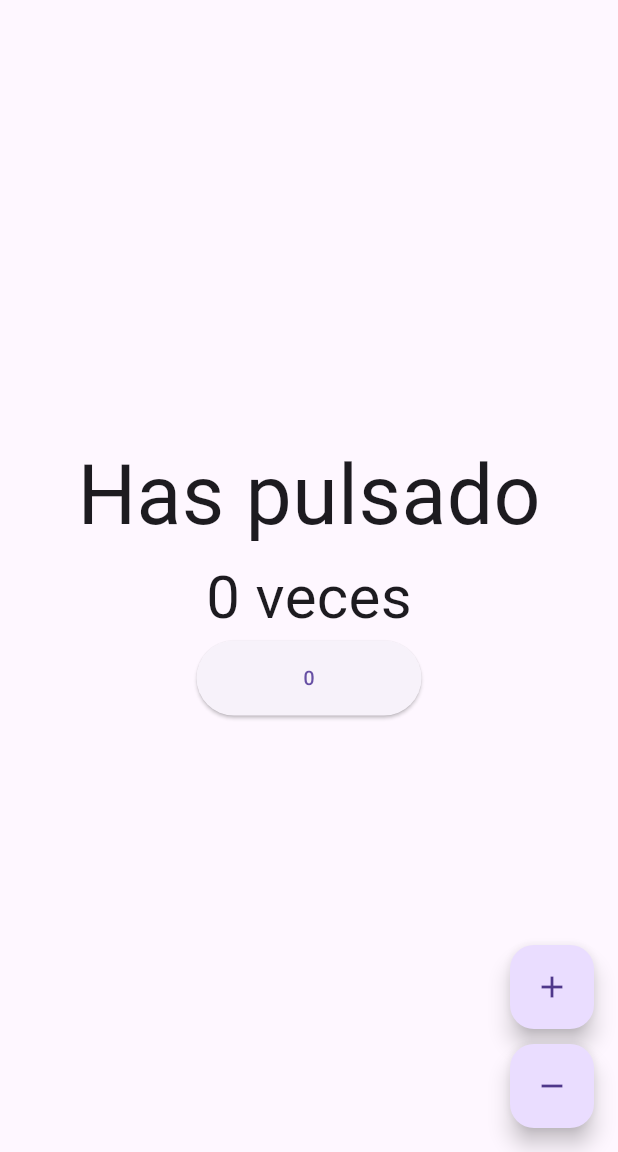
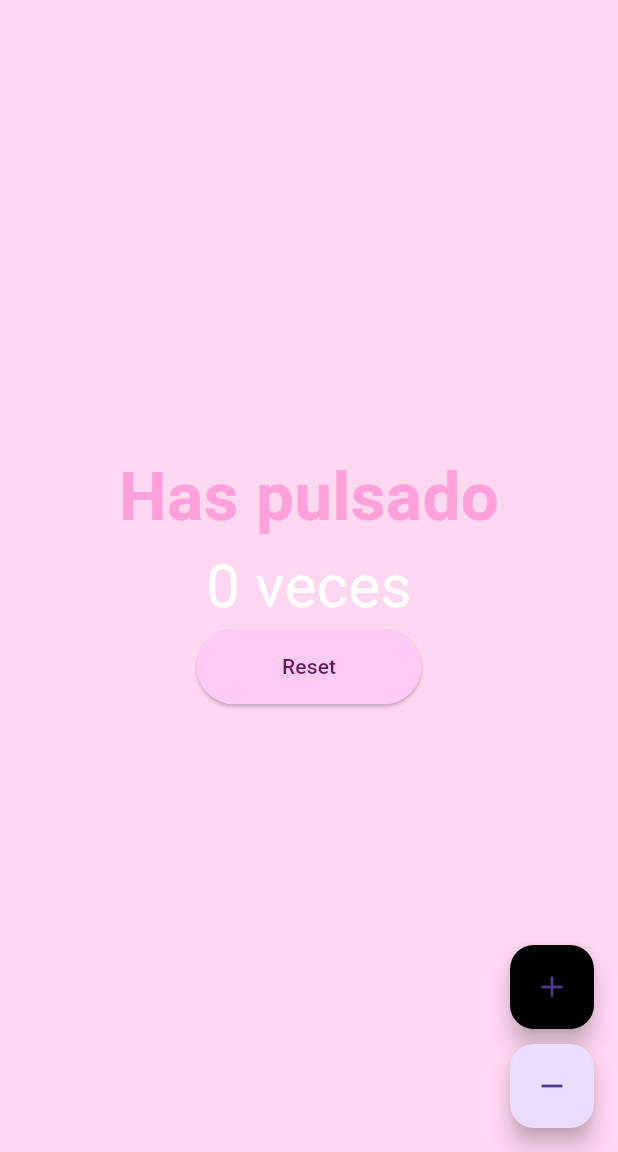
Before and after one commit to stha827/AplicacionesMultimedia_SaraThapaKc, a Flutter app: the MenuLateral screen opened directly, after a tap on "Ejercicio 10", on a phone screen of 412 x 824 dp, the part 84-1236 px from its top. Run offline on Flutter 3.47's test engine with Material 3 defaults, Android fonts, the phone set to English and light mode, and no system bars; our stand-ins replace auto_size_text, google_fonts; network calls fail.

Commit message:
Ejercicio

```diff
--- a/lib/main.dart
+++ b/lib/main.dart
@@ -13,6 +13,8 @@ import 'screens/ejercicio_8.dart';
 import 'screens/ejercicio_9.dart';
 import 'screens/ejercicio11/ejercicio_11.dart';
 import 'screens/ejercicio_12.dart';
+import 'screens/ejercicio_13.dart';
+import 'screens/ejercicio_14.dart';
 
 void main() {
   runApp(const MiApp());
@@ -191,6 +193,26 @@ class MenuLateral extends StatelessWidget {
               );
             },
           ),
+          ListTile(
+            leading: Icon(Icons.brush),
+            title: Text("Ejercicio 13"),
+            onTap: () {
+              Navigator.push(
+                context,
+                MaterialPageRoute(builder: (_) => const ImagenesAleatorias()),
+              );
+            },
+          ),
+          ListTile(
+            leading: Icon(Icons.brush),
+            title: Text("Ejercicio 14"),
+            onTap: () {
+              Navigator.push(
+                context,
+                MaterialPageRoute(builder: (_) => const DarkTheme()),
+              );
+            },
+          ),
         ],
       ),
     );
--- a/lib/screens/ejercicio_10.dart
+++ b/lib/screens/ejercicio_10.dart
@@ -33,20 +33,36 @@ class _ContadorClicsState extends State<ContadorClics> {
   Widget build(BuildContext context) {
     return Scaffold(
       appBar: AppBar(title: Text("Contador")),
+      backgroundColor: const Color.fromARGB(255, 255, 215, 239),
       body: Column(
         mainAxisAlignment: MainAxisAlignment.center,
         children: [
-          Center(child: Text("Has pulsado", style: TextStyle(fontSize: 55))),
+          Center(
+            child: Text(
+              "Has pulsado",
+              style: TextStyle(
+                fontSize: 45,
+                fontWeight: FontWeight.bold,
+                color: const Color.fromARGB(255, 255, 160, 219),
+              ),
+            ),
+          ),
           Center(
             child: Text(
               _veces == 1 ? "$_veces vez" : "$_veces veces",
-              style: TextStyle(fontSize: 40),
+              style: TextStyle(fontSize: 40, color: Colors.white),
             ),
           ),
           ElevatedButton(
             onPressed: _ponerCero,
-            style: ElevatedButton.styleFrom(minimumSize: Size(150, 50)),
-            child: Icon(Icons.exposure_zero),
+            style: ElevatedButton.styleFrom(
+              minimumSize: Size(150, 50),
+              backgroundColor: const Color.fromARGB(255, 255, 202, 243),
+            ),
+            child: Text(
+              "Reset",
+              style: TextStyle(color: const Color.fromARGB(255, 97, 25, 91)),
+            ),
           ),
         ],
       ),
@@ -56,6 +72,7 @@ class _ContadorClicsState extends State<ContadorClics> {
         children: [
           FloatingActionButton(
             onPressed: _incrementar,
+            backgroundColor: Colors.black,
             tooltip: "Incrementar",
             child: const Icon(Icons.add),
           ),
--- a/pubspec.yaml
+++ b/pubspec.yaml
@@ -91,6 +91,11 @@ flutter:
     - assets/screens11/fotos/foto8.jpeg
     - assets/screens11/fotos/foto9.jpeg
     - assets/screens11/fotos/foto10.jpg
+    - assets/screens13/img1.jpg
+    - assets/screens13/img2.jpg
+    - assets/screens13/img3.jpg
+    - assets/screens13/img4.jpg
+    - assets/screens13/img5.jpg
 
   # An image asset can refer to one or more resolution-specific "variants", see
   # https://flutter.dev/to/resolution-aware-images
```
Also changed, not shown: lib/screens/ejercicio_12.dart (+25 -12 lines), lib/screens/ejercicio_13.dart (+101 -22 lines), lib/screens/ejercicio_14.dart (added, +39 -0 lines), lib/screens/ejercicio_5.dart (+15 -5 lines), lib/screens/ejercicio_6.dart (+5 -11 lines), lib/screens/ejercicio_7.dart (+13 -25 lines), assets/screens13/img1.jpg (added), assets/screens13/img2.jpg (added), assets/screens13/img3.jpg (added), assets/screens13/img4.jpg (added), assets/screens13/img5.jpg (added), lib/screens/ejercicio11/fotos.dart (line endings or trailing spaces), 1 other file.
